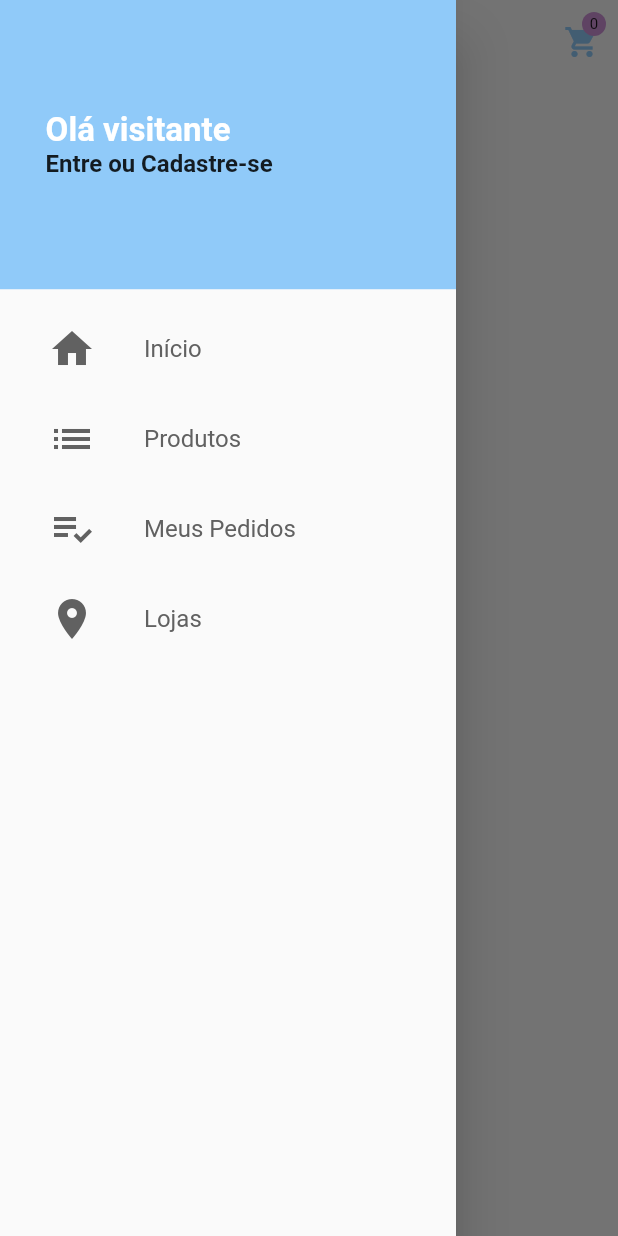
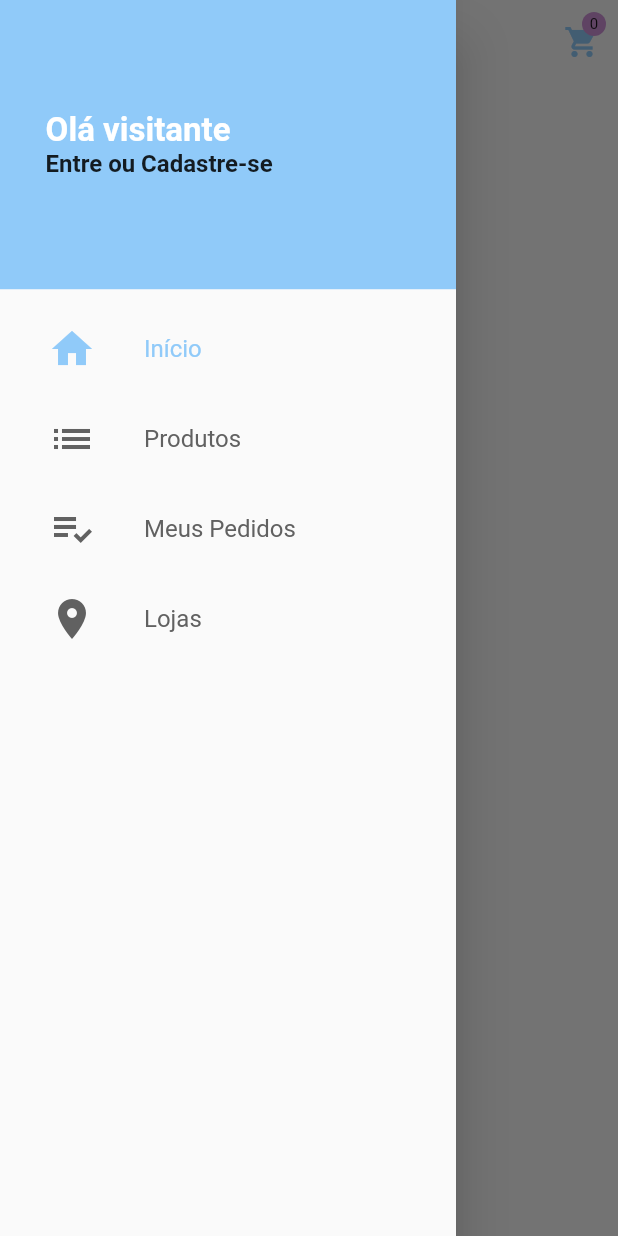
Before and after one commit to eduardoazvd17/aquarius_store, a Flutter app: the screen it shows after launch, with the side drawer open, on a phone screen of 412 x 824 dp. Run offline on Flutter 3.47's test engine with Material 2 defaults, Android fonts, the phone set to English and light mode, and no system bars; our stand-ins replace cloud_firestore, get; accounts and stored records are empty.

Commit message:
Criando navegação utilizando get

```diff
--- a/lib/components/drawer_tile.dart
+++ b/lib/components/drawer_tile.dart
@@ -1,35 +1,45 @@
+import 'package:aquariusstore/controllers/nav_controller.dart';
 import 'package:flutter/material.dart';
+import 'package:get/get.dart';
 
 class DrawerTile extends StatelessWidget {
   final IconData iconData;
   final String title;
-  DrawerTile({this.iconData, this.title});
+  final int page;
+  DrawerTile({this.iconData, this.title, this.page});
+  NavController navController = Get.find<NavController>();
   @override
   Widget build(BuildContext context) {
     return InkWell(
-      onTap: () {},
+      onTap: () => navController.setPage(page),
       child: SizedBox(
         height: 60,
-        child: Row(
+        child: Obx(
+          () => Row(
             children: <Widget>[
               Padding(
                 padding: const EdgeInsets.symmetric(horizontal: 32),
                 child: Icon(
                   iconData,
                   size: 32,
-                color: Colors.grey[700],
+                  color: navController.pageController.value.page == page
+                      ? Theme.of(context).primaryColor
+                      : Colors.grey[700],
                 ),
               ),
               Text(
                 title,
                 style: TextStyle(
                   fontSize: 16,
-                color: Colors.grey[700],
+                  color: navController.pageController.value.page == page
+                      ? Theme.of(context).primaryColor
+                      : Colors.grey[700],
                 ),
               )
             ],
           ),
         ),
+      ),
     );
   }
 }
--- a/lib/components/main_drawer.dart
+++ b/lib/components/main_drawer.dart
@@ -57,18 +57,22 @@ class MainDrawer extends StatelessWidget {
                       DrawerTile(
                         iconData: Icons.home,
                         title: 'Início',
+                        page: 0,
                       ),
                       DrawerTile(
                         iconData: Icons.list,
                         title: 'Produtos',
+                        page: 1,
                       ),
                       DrawerTile(
                         iconData: Icons.playlist_add_check,
                         title: 'Meus Pedidos',
+                        page: 2,
                       ),
                       DrawerTile(
                         iconData: Icons.location_on,
                         title: 'Lojas',
+                        page: 3,
                       ),
                     ],
                   ),
--- /dev/null
+++ b/lib/controllers/nav_controller.dart
@@ -0,0 +1,7 @@
+import 'package:flutter/material.dart';
+import 'package:get/get.dart';
+
+class NavController extends GetxController {
+  var pageController = PageController().obs;
+  void setPage(int value) => pageController.value.jumpToPage(value);
+}
--- a/lib/views/nav_page.dart
+++ b/lib/views/nav_page.dart
@@ -1,18 +1,28 @@
+import 'package:aquariusstore/controllers/nav_controller.dart';
+import 'package:aquariusstore/views/orders.dart';
+import 'package:aquariusstore/views/products.dart';
+import 'package:aquariusstore/views/shops.dart';
 import 'package:flutter/cupertino.dart';
 import 'package:flutter/material.dart';
+import 'package:get/get.dart';
 
 import 'home.dart';
 
 class NavPage extends StatelessWidget {
-  final PageController pageController = PageController();
+  final NavController navController = Get.put(NavController());
   @override
   Widget build(BuildContext context) {
-    return PageView(
-      controller: pageController,
-      physics: NeverScrollableScrollPhysics(),
-      children: <Widget>[
-        Home(),
-      ],
+    return Obx(
+      () => PageView(
+        controller: navController.pageController.value,
+        physics: NeverScrollableScrollPhysics(),
+        children: <Widget>[
+          Home(),
+          Products(),
+          Orders(),
+          Shops(),
+        ],
+      ),
     );
   }
 }
```
Lines whose indentation alone changed are shown as unchanged.
